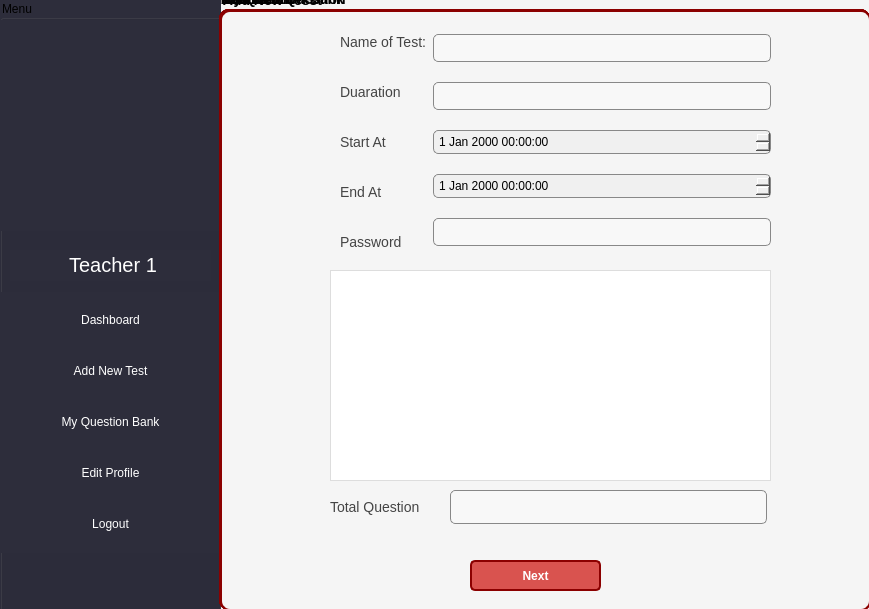
Before: the Qt Designer form mainwindow.ui in CulesBao/pbl2-quizz, drawn with Qt 5.
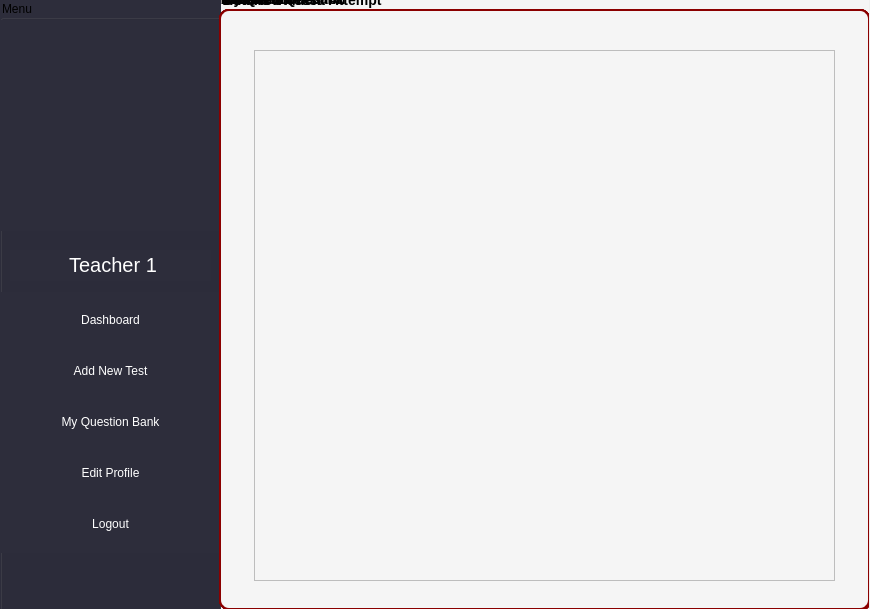
After: the same form once the commit is applied. The open tabs and pages were chosen to show the change. Icons and pictures are not drawn.

Commit message: feat: Details student attempt and delete attempt

Patch:
```diff
--- a/mainwindow.ui
+++ b/mainwindow.ui
@@ -9,7 +9,7 @@
    <rect>
     <x>0</x>
     <y>0</y>
-    <width>869</width>
+    <width>870</width>
     <height>609</height>
    </rect>
   </property>
@@ -953,7 +953,7 @@
        <rect>
         <x>230</x>
         <y>-10</y>
-        <width>651</width>
+        <width>641</width>
         <height>621</height>
        </rect>
       </property>
@@ -1857,22 +1857,57 @@
       <widget class="QTableWidget" name="tbTestDetails">
        <property name="geometry">
         <rect>
-         <x>45</x>
+         <x>35</x>
          <y>61</y>
-         <width>561</width>
+         <width>581</width>
          <height>531</height>
         </rect>
        </property>
       </widget>
      </widget>
+     <widget class="QGroupBox" name="groupBoxDetailStudentAttempt">
+      <property name="geometry">
+       <rect>
+        <x>230</x>
+        <y>-10</y>
+        <width>651</width>
+        <height>621</height>
+       </rect>
+      </property>
+      <property name="styleSheet">
+       <string notr="true">QGroupBox {
+    border: 2px solid #8B0000;
+    border-radius: 10px;
+    margin-top: 20px;
+    font-size: 14px;
+    font-weight: bold;
+    color: black;
+}
+</string>
+      </property>
+      <property name="title">
+       <string>Details Student Attempt</string>
+      </property>
+      <widget class="QTableWidget" name="tbStudentAttempt">
+       <property name="geometry">
+        <rect>
+         <x>15</x>
+         <y>61</y>
+         <width>631</width>
+         <height>481</height>
+        </rect>
+       </property>
+      </widget>
+     </widget>
+     <zorder>groupBoxDetailStudentAttempt</zorder>
      <zorder>leftSidebar</zorder>
      <zorder>groupBoxEditProfile</zorder>
      <zorder>groupBoxMyQuestionBank</zorder>
      <zorder>groupBoxAddNewQuestion</zorder>
      <zorder>groupBoxDetailsQuestion</zorder>
      <zorder>groupBoxDashboard</zorder>
-     <zorder>groupBoxTestDetails</zorder>
      <zorder>groupBoxAddNewTest</zorder>
+     <zorder>groupBoxTestDetails</zorder>
     </widget>
     <widget class="QWidget" name="pageRegister">
      <widget class="QGroupBox" name="groupBox_2">
```
The commit also changes 10 other files.
